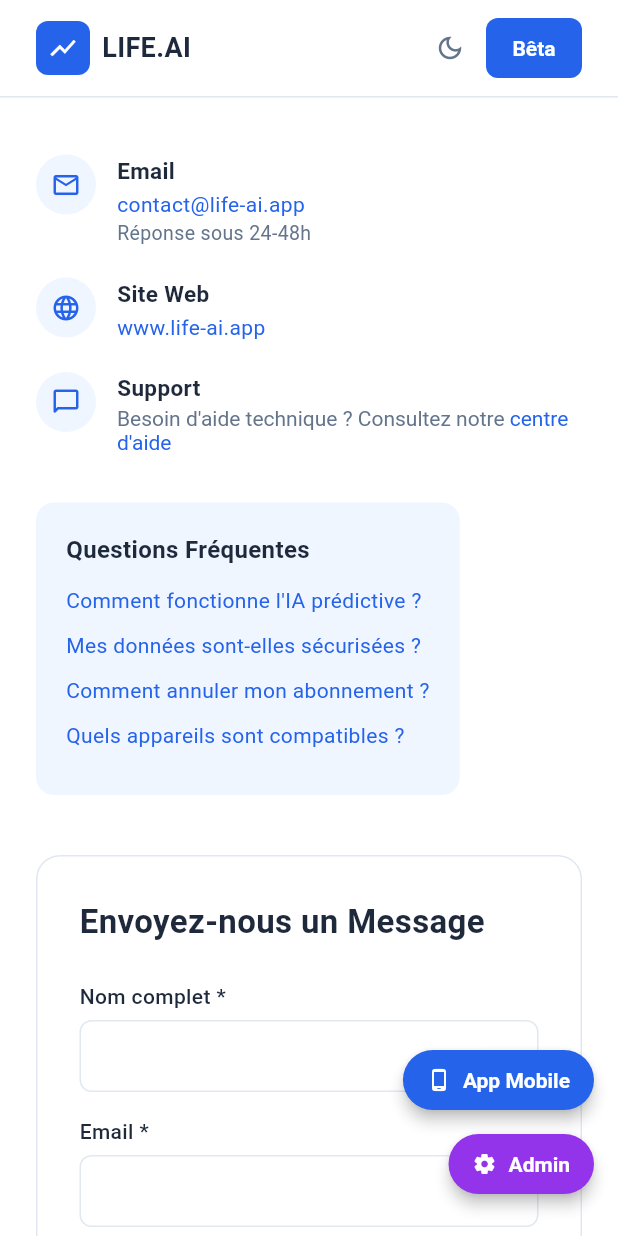
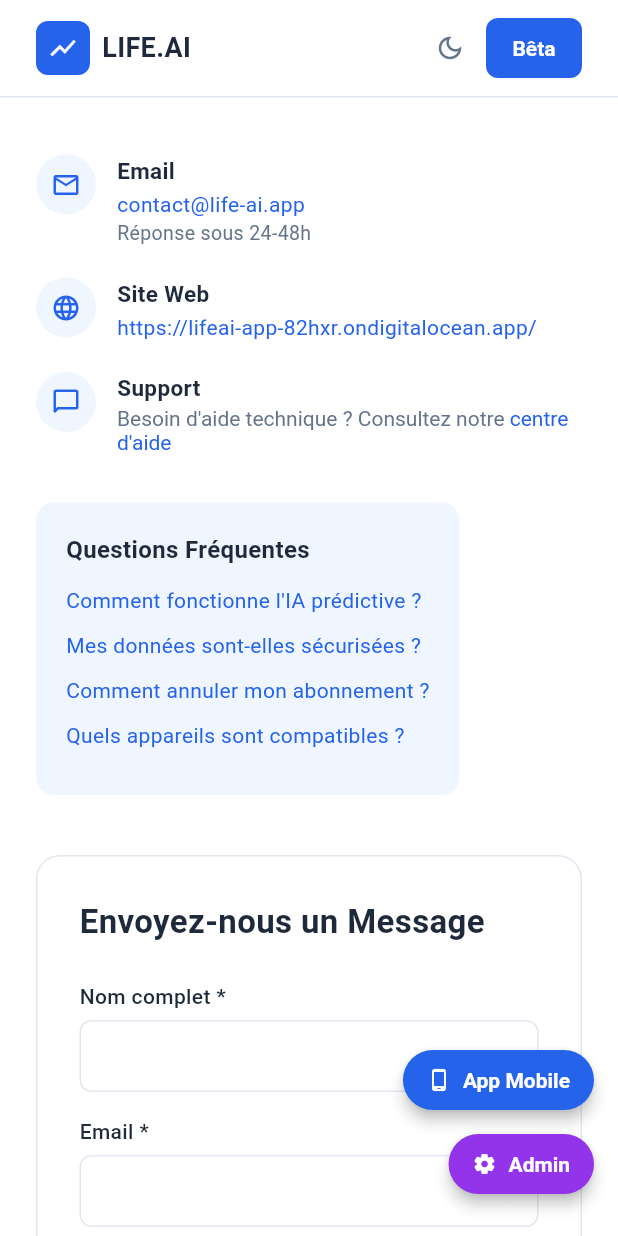
Before and after one commit to aassaga21/LIFE.AI, a Flutter app: the ContactScreen screen opened by its route, scrolled down 576 dp, on a phone screen of 412 x 824 dp. Run offline on Flutter 3.47's test engine with Material 3 defaults, Android fonts, the phone set to English and light mode, and no system bars; our stand-ins replace cloud_firestore, firebase_auth, firebase_core, fl_chart, flutter_local_notifications, share_plus and 1 more; accounts and stored records are empty.

Commit message:
mise à jour lien site web

```diff
--- a/lib/widgets/sections/contact_main_section.dart
+++ b/lib/widgets/sections/contact_main_section.dart
@@ -71,7 +71,7 @@
         const _ContactItem(
           icon: Icons.language,
           title: 'Site Web',
-          linkText: 'www.life-ai.app',
+          linkText: 'https://lifeai-app-82hxr.ondigitalocean.app/',
         ),
         const SizedBox(height: 20),
         const _ContactItem(
--- a/lib/widgets/sections/footer_section.dart
+++ b/lib/widgets/sections/footer_section.dart
@@ -215,7 +215,7 @@
         SizedBox(height: 12),
         _ContactItem(Icons.email_outlined, 'contact@life-ai.app'),
         SizedBox(height: 8),
-        _ContactItem(Icons.language, 'www.life-ai.app'),
+        _ContactItem(Icons.language, 'https://lifeai-app-82hxr.ondigitalocean.app/'),
       ],
     );
   }
```
